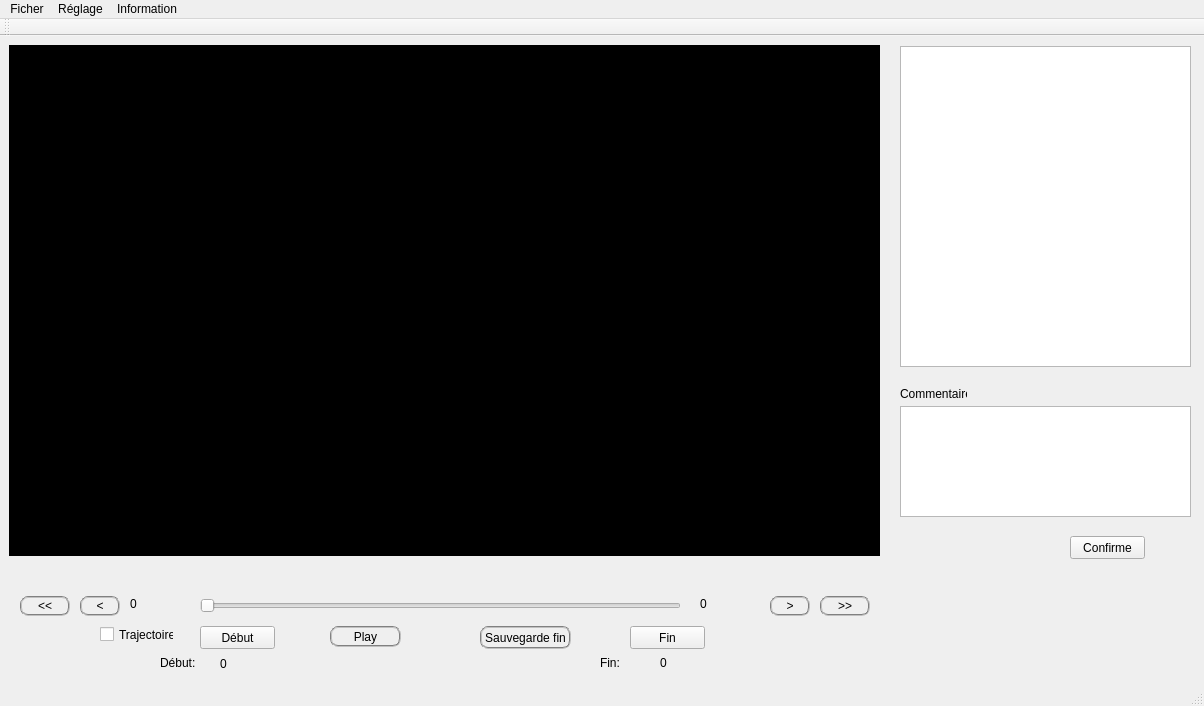
Before: the Qt Designer form decter/mainwindow.ui in bigflower123/PFE, drawn with Qt 5.
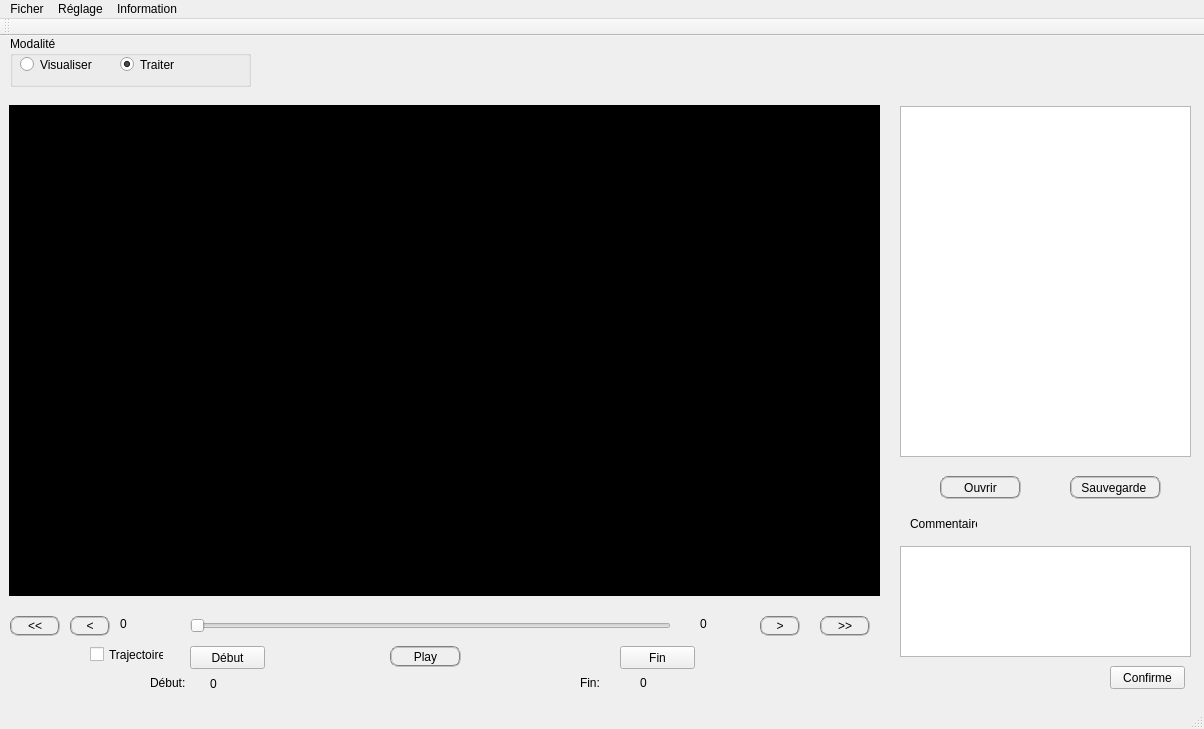
After: the same form once the commit is applied. Custom widgets are drawn as their Qt base class.

Commit message:
2ème version: modalité visualiser et traiter
Play

```diff
--- a/decter/mainwindow.ui
+++ b/decter/mainwindow.ui
@@ -7,7 +7,7 @@
     <x>0</x>
     <y>0</y>
     <width>1204</width>
-    <height>706</height>
+    <height>729</height>
    </rect>
   </property>
   <property name="windowTitle">
@@ -18,9 +18,9 @@
     <property name="geometry">
      <rect>
       <x>9</x>
-      <y>9</y>
+      <y>69</y>
       <width>871</width>
-      <height>511</height>
+      <height>491</height>
      </rect>
     </property>
     <property name="sizePolicy">
@@ -39,8 +39,8 @@
    <widget class="QPushButton" name="playBtn">
     <property name="geometry">
      <rect>
-      <x>330</x>
-      <y>590</y>
+      <x>390</x>
+      <y>610</y>
       <width>71</width>
       <height>21</height>
      </rect>
@@ -55,8 +55,8 @@
    <widget class="QSlider" name="videoSlider">
     <property name="geometry">
      <rect>
-      <x>200</x>
-      <y>560</y>
+      <x>190</x>
+      <y>580</y>
       <width>481</width>
       <height>20</height>
      </rect>
@@ -74,8 +74,8 @@
    <widget class="QLabel" name="currentLable">
     <property name="geometry">
      <rect>
-      <x>130</x>
-      <y>560</y>
+      <x>120</x>
+      <y>580</y>
       <width>61</width>
       <height>16</height>
      </rect>
@@ -88,7 +88,7 @@
     <property name="geometry">
      <rect>
       <x>700</x>
-      <y>560</y>
+      <y>580</y>
       <width>61</width>
       <height>16</height>
      </rect>
@@ -100,8 +100,8 @@
    <widget class="QPushButton" name="forwardButton">
     <property name="geometry">
      <rect>
-      <x>770</x>
-      <y>560</y>
+      <x>760</x>
+      <y>580</y>
       <width>40</width>
       <height>20</height>
      </rect>
@@ -116,8 +116,8 @@
    <widget class="QPushButton" name="backwardButton">
     <property name="geometry">
      <rect>
-      <x>80</x>
-      <y>560</y>
+      <x>70</x>
+      <y>580</y>
       <width>40</width>
       <height>20</height>
      </rect>
@@ -132,8 +132,8 @@
    <widget class="QPushButton" name="debutButton">
     <property name="geometry">
      <rect>
-      <x>200</x>
-      <y>590</y>
+      <x>190</x>
+      <y>610</y>
       <width>75</width>
       <height>23</height>
      </rect>
@@ -145,8 +145,8 @@
    <widget class="QPushButton" name="finButton">
     <property name="geometry">
      <rect>
-      <x>630</x>
-      <y>590</y>
+      <x>620</x>
+      <y>610</y>
       <width>75</width>
       <height>23</height>
      </rect>
@@ -158,8 +158,8 @@
    <widget class="QCheckBox" name="trajectoirecheckBox">
     <property name="geometry">
      <rect>
-      <x>100</x>
-      <y>590</y>
+      <x>90</x>
+      <y>610</y>
       <width>74</width>
       <height>17</height>
      </rect>
@@ -171,8 +171,8 @@
    <widget class="QPushButton" name="quickbackwardButton">
     <property name="geometry">
      <rect>
-      <x>20</x>
-      <y>560</y>
+      <x>10</x>
+      <y>580</y>
       <width>50</width>
       <height>20</height>
      </rect>
@@ -188,7 +188,7 @@
     <property name="geometry">
      <rect>
       <x>820</x>
-      <y>560</y>
+      <y>580</y>
       <width>50</width>
       <height>20</height>
      </rect>
@@ -203,8 +203,8 @@
    <widget class="QLabel" name="commentlabel">
     <property name="geometry">
      <rect>
-      <x>900</x>
-      <y>350</y>
+      <x>910</x>
+      <y>480</y>
       <width>67</width>
       <height>16</height>
      </rect>
@@ -217,7 +217,7 @@
     <property name="geometry">
      <rect>
       <x>900</x>
-      <y>370</y>
+      <y>510</y>
       <width>291</width>
       <height>111</height>
      </rect>
@@ -226,8 +226,8 @@
    <widget class="QPushButton" name="commentButton">
     <property name="geometry">
      <rect>
-      <x>1070</x>
-      <y>500</y>
+      <x>1110</x>
+      <y>630</y>
       <width>75</width>
       <height>23</height>
      </rect>
@@ -240,9 +240,9 @@
     <property name="geometry">
      <rect>
       <x>900</x>
-      <y>10</y>
+      <y>70</y>
       <width>291</width>
-      <height>321</height>
+      <height>351</height>
      </rect>
     </property>
     <property name="verticalScrollMode">
@@ -252,8 +252,8 @@
    <widget class="QLabel" name="label_4">
     <property name="geometry">
      <rect>
-      <x>160</x>
-      <y>620</y>
+      <x>150</x>
+      <y>640</y>
       <width>46</width>
       <height>13</height>
      </rect>
@@ -265,8 +265,8 @@
    <widget class="QLabel" name="debutLabel">
     <property name="geometry">
      <rect>
-      <x>220</x>
-      <y>620</y>
+      <x>210</x>
+      <y>640</y>
       <width>71</width>
       <height>16</height>
      </rect>
@@ -278,8 +278,8 @@
    <widget class="QLabel" name="label_5">
     <property name="geometry">
      <rect>
-      <x>600</x>
-      <y>620</y>
+      <x>580</x>
+      <y>640</y>
       <width>46</width>
       <height>13</height>
      </rect>
@@ -291,8 +291,8 @@
    <widget class="QLabel" name="finLabel">
     <property name="geometry">
      <rect>
-      <x>660</x>
-      <y>620</y>
+      <x>640</x>
+      <y>640</y>
       <width>46</width>
       <height>13</height>
      </rect>
@@ -304,8 +304,8 @@
    <widget class="QPushButton" name="savefinButton">
     <property name="geometry">
      <rect>
-      <x>480</x>
-      <y>590</y>
+      <x>1070</x>
+      <y>440</y>
       <width>91</width>
       <height>23</height>
      </rect>
@@ -314,7 +314,68 @@
      <string notr="true">width:15px;height:15px;border-radius:7.5px;border:2px groove gray;</string>
     </property>
     <property name="text">
-     <string>Sauvegarde fin</string>
+     <string>Sauvegarde </string>
+    </property>
+   </widget>
+   <widget class="QGroupBox" name="groupBox">
+    <property name="geometry">
+     <rect>
+      <x>10</x>
+      <y>0</y>
+      <width>241</width>
+      <height>51</height>
+     </rect>
+    </property>
+    <property name="title">
+     <string>Modalité</string>
+    </property>
+    <widget class="QRadioButton" name="visualiserButton">
+     <property name="geometry">
+      <rect>
+       <x>10</x>
+       <y>20</y>
+       <width>82</width>
+       <height>17</height>
+      </rect>
+     </property>
+     <property name="text">
+      <string>Visualiser</string>
+     </property>
+     <property name="checked">
+      <bool>false</bool>
+     </property>
+    </widget>
+    <widget class="QRadioButton" name="traiterButton">
+     <property name="geometry">
+      <rect>
+       <x>110</x>
+       <y>20</y>
+       <width>82</width>
+       <height>17</height>
+      </rect>
+     </property>
+     <property name="text">
+      <string>Traiter</string>
+     </property>
+     <property name="checked">
+      <bool>true</bool>
+     </property>
+    </widget>
+   </widget>
+   <widget class="QPushButton" name="ouvrirButton">
+    <property name="geometry">
+     <rect>
+      <x>940</x>
+      <y>440</y>
+      <width>81</width>
+      <height>23</height>
+     </rect>
+    </property>
+    <property name="styleSheet">
+     <string notr="true">width:15px;height:15px;border-radius:7.5px;border:2px groove gray;</string>
+    </property>
+    <property name="text">
+     <string>Ouvrir</string>
     </property>
    </widget>
   </widget>
```
The commit also changes 26 other files.
